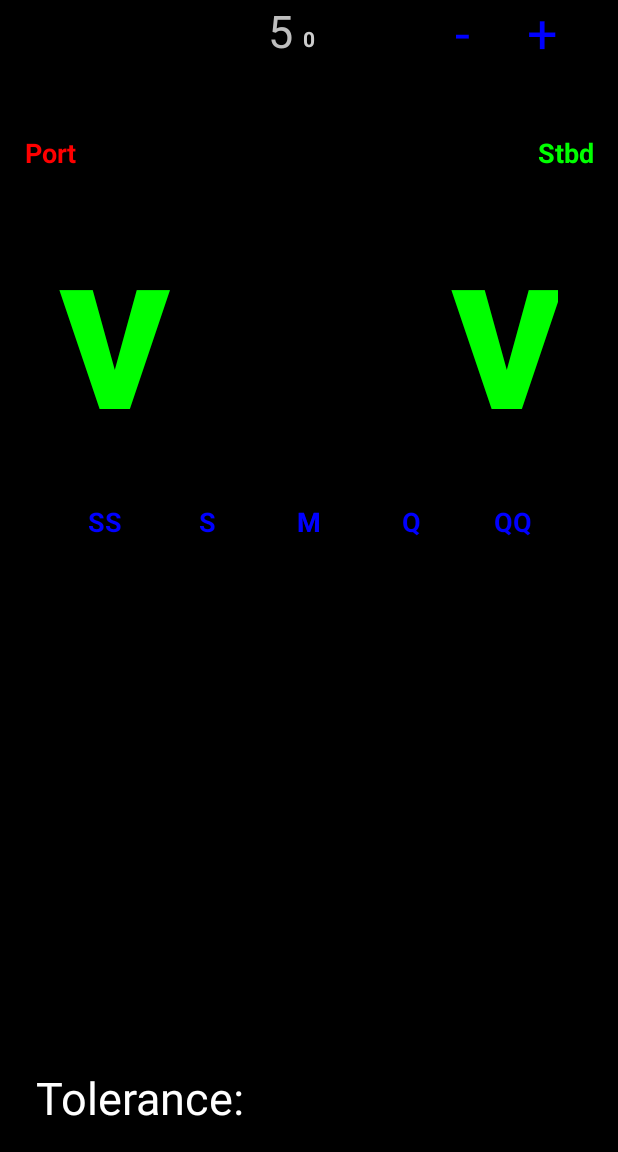
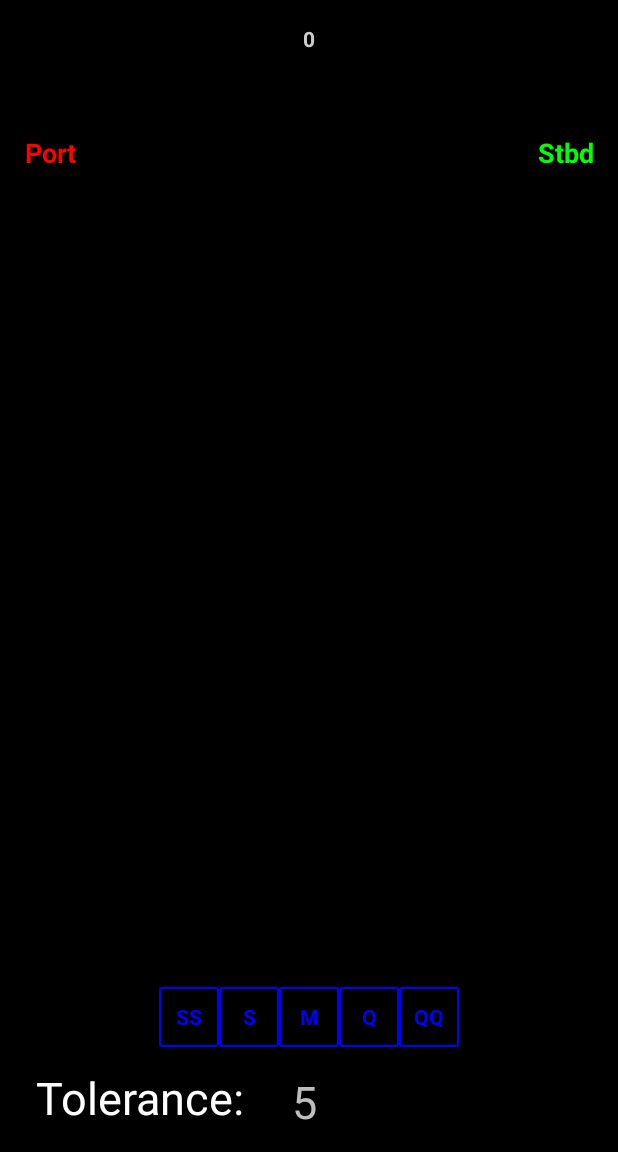
Before and after one commit to mattclarkdotnet/vicompass, an Android app: the screen it shows after launch (MainActivity), on a phone screen of 412 x 824 dp, the part 84-1236 px from its top. Run offline under Robolectric (Android 15) with nearby library versions, the phone set to English and light mode, and no system bars.

Commit message:
bug fix and ui updates
Fixed bug in smoothing function around zero/360 headings
Updates to UI to lay it out a bit better

```diff
--- a/Android/app/src/main/java/com/viscompass/visompass/ObservationHistory.java
+++ b/Android/app/src/main/java/com/viscompass/visompass/ObservationHistory.java
@@ -40,11 +40,23 @@ public Float smoothed(Date refDateTime){
         Float delta_v = weight(delta_t) * deltaFunc(sv,iseries.get(counter));
         sv = sv + delta_v;
     }
+    if(sv < 0){
+        sv = 360 -sv;
+    }
+    else if(sv > 360){
+        sv = sv - 360;
+    }
     return sv;
 }
 
 Float deltaFunc(Float v1, Float v2){
-    return v2-v1;
+    Float diff = 0.0f;
+
+    diff = v2 - v1;
+    if (diff == -180){return 180.0f;}
+    else if (diff > 180){return diff - 360.0f;}
+    else if (diff < -180) {return diff + 360.0f;}
+    else {return diff;}
 }
 ArrayList<Float> interval_series(Date refTime){
     ArrayList<Float> s = new ArrayList<Float>();
--- /dev/null
+++ b/Android/app/src/main/res/drawable/bordered_button.xml
@@ -0,0 +1,9 @@
+<?xml version="1.0" encoding="utf-8"?>
+<shape xmlns:android="http://schemas.android.com/apk/res/android"
+    android:shape="rectangle">
+    <solid android:color="#000000" />
+    <corners android:radius="1dp" />
+    <stroke
+        android:width="1dp"
+        android:color="#0000ff" />
+</shape>
--- /dev/null
+++ b/Android/app/src/main/res/drawable/bordered_button_selected.xml
@@ -0,0 +1,9 @@
+<?xml version="1.0" encoding="utf-8"?>
+<shape xmlns:android="http://schemas.android.com/apk/res/android"
+    android:shape="rectangle">
+    <solid android:color="#555555" />
+    <corners android:radius="1dp" />
+    <stroke
+        android:width="2dp"
+        android:color="#0000ff" />
+</shape>
--- a/Android/app/src/main/res/layout/activity_main.xml
+++ b/Android/app/src/main/res/layout/activity_main.xml
@@ -13,13 +13,16 @@
         android:layout_width="169dp"
         android:layout_height="92dp"
         android:layout_marginTop="16dp"
+        android:ems="10"
         android:gravity="center"
         android:text="15"
+        android:textSize="36sp"
+        android:textStyle="bold"
         app:layout_constraintLeft_toLeftOf="parent"
         app:layout_constraintRight_toRightOf="parent"
         app:layout_constraintTop_toBottomOf="@+id/tvTarget"
         tools:textColor="#00ff00"
-        tools:textSize="80sp"
+        tools:textSize="36sp"
         tools:visibility="visible" />
 
     <TextView
@@ -113,136 +116,16 @@
         app:layout_constraintTop_toBottomOf="@+id/switch1" />
 
     <TextView
-        android:id="@+id/textView"
-        android:layout_width="wrap_content"
-        android:layout_height="200dp"
-        android:layout_marginEnd="8dp"
-        android:layout_marginLeft="16dp"
-        android:layout_marginRight="8dp"
-        android:layout_marginStart="16dp"
-        android:text="v"
-        android:textColor="#00ff00"
-        android:textSize="150sp"
-        android:textStyle="bold"
-        app:layout_constraintEnd_toStartOf="@+id/tvTarget"
-        app:layout_constraintStart_toStartOf="parent"
-        app:layout_constraintTop_toBottomOf="@+id/button2"
-        tools:ignore="HardcodedText" />
-
-    <TextView
-        android:id="@+id/textView3"
-        android:layout_width="72dp"
-        android:layout_height="200dp"
-        android:layout_marginEnd="16dp"
-        android:layout_marginLeft="8dp"
-        android:layout_marginRight="16dp"
-        android:layout_marginStart="8dp"
-        android:text="v"
-        android:textColor="#00ff00"
-        android:textSize="150sp"
-        android:textStyle="bold"
-        app:layout_constraintEnd_toEndOf="parent"
-        app:layout_constraintStart_toEndOf="@+id/tvTarget"
-        app:layout_constraintTop_toBottomOf="@+id/button" />
-
-    <TextView
-        android:id="@+id/textView4"
-        android:layout_width="68dp"
-        android:layout_height="35dp"
-        android:layout_marginTop="16dp"
-        android:gravity="center"
-        android:text="QQ"
-        android:textColor="#0000ff"
-        android:textSize="18sp"
-        android:textStyle="bold"
-        app:layout_constraintStart_toEndOf="@+id/textView7"
-        app:layout_constraintTop_toBottomOf="@+id/textView3" />
-
-    <TextView
-        android:id="@+id/textView9"
-        android:layout_width="68dp"
-        android:layout_height="35dp"
-        android:layout_marginTop="16dp"
-        android:gravity="center"
-        android:text="SS"
-        android:textColor="#0000ff"
-        android:textSize="18sp"
-        android:textStyle="bold"
-        app:layout_constraintEnd_toStartOf="@+id/textView8"
-        app:layout_constraintTop_toBottomOf="@+id/textView" />
-
-    <TextView
-        android:id="@+id/textView8"
-        android:layout_width="68dp"
-        android:layout_height="35dp"
-        android:layout_marginTop="16dp"
-        android:gravity="center"
-        android:text="S"
-        android:textColor="#0000ff"
-        android:textSize="18sp"
-        android:textStyle="bold"
-        app:layout_constraintEnd_toStartOf="@+id/textView6"
-        app:layout_constraintTop_toBottomOf="@+id/textView" />
-
-    <TextView
-        android:id="@+id/textView7"
-        android:layout_width="68dp"
-        android:layout_height="35dp"
-        android:layout_marginTop="16dp"
-        android:gravity="center"
-        android:text="Q"
-        android:textColor="#0000ff"
-        android:textSize="18sp"
-        android:textStyle="bold"
-        app:layout_constraintStart_toEndOf="@+id/textView6"
-        app:layout_constraintTop_toBottomOf="@+id/textView3" />
-
-    <TextView
-        android:id="@+id/textView6"
-        android:layout_width="68dp"
-        android:layout_height="35dp"
-        android:layout_marginEnd="16dp"
-        android:layout_marginLeft="16dp"
-        android:layout_marginRight="16dp"
-        android:layout_marginStart="16dp"
-        android:layout_marginTop="16dp"
-        android:gravity="center"
-        android:text="M"
-        android:textColor="#0000ff"
-        android:textSize="18sp"
-        android:textStyle="bold"
-        app:layout_constraintEnd_toEndOf="parent"
-        app:layout_constraintStart_toStartOf="parent"
-        app:layout_constraintTop_toBottomOf="@+id/textView3" />
-
-    <TextView
-        android:id="@+id/textView5"
-        android:layout_width="68dp"
-        android:layout_height="35dp"
-        android:layout_marginEnd="16dp"
-        android:layout_marginLeft="16dp"
-        android:layout_marginRight="16dp"
-        android:layout_marginStart="16dp"
-        android:layout_marginTop="16dp"
-        android:gravity="center"
-        android:text="M"
-        android:textColor="#0000ff"
-        android:textSize="18sp"
-        android:textStyle="bold"
-        app:layout_constraintEnd_toEndOf="parent"
-        app:layout_constraintStart_toStartOf="parent"
-        app:layout_constraintTop_toBottomOf="@+id/textView3" />
-
-    <TextView
         android:id="@+id/tvTolerance"
         android:layout_width="17dp"
         android:layout_height="38dp"
-        android:layout_marginLeft="16dp"
-        android:layout_marginStart="16dp"
+        android:layout_marginBottom="16dp"
+        android:layout_marginLeft="32dp"
+        android:layout_marginStart="32dp"
         android:text="5"
         android:textSize="30sp"
+        app:layout_constraintBottom_toBottomOf="parent"
         app:layout_constraintStart_toEndOf="@+id/textView11"
-        tools:layout_editor_absoluteY="457dp"
         tools:textColor="#FFFFFF" />
 
     <TextView
@@ -258,30 +141,89 @@
         app:layout_constraintBottom_toBottomOf="parent"
         app:layout_constraintStart_toStartOf="parent" />
 
-    <TextView
-        android:id="@+id/textView13"
-        android:layout_width="53dp"
-        android:layout_height="46dp"
-        android:layout_marginEnd="24dp"
-        android:layout_marginRight="24dp"
-        android:gravity="center"
-        android:text="+"
+    <Button
+        android:id="@+id/btnM"
+        android:layout_width="wrap_content"
+        android:layout_height="wrap_content"
+        android:layout_marginBottom="16dp"
+        android:layout_marginEnd="8dp"
+        android:layout_marginLeft="8dp"
+        android:layout_marginRight="8dp"
+        android:layout_marginStart="8dp"
+        android:width="40dp"
+        android:height="40dp"
+        android:background="@drawable/bordered_button"
+        android:maxWidth="40dp"
+        android:minHeight="40dp"
+        android:text="M"
         android:textColor="#0000ff"
-        android:textSize="36sp"
-        app:layout_constraintBottom_toBottomOf="@+id/tvTolerance"
+        android:textStyle="bold"
+        app:layout_constraintBottom_toTopOf="@+id/tvTolerance"
         app:layout_constraintEnd_toEndOf="parent"
-        app:layout_constraintTop_toTopOf="@+id/tvTolerance" />
+        app:layout_constraintStart_toStartOf="parent" />
 
-    <TextView
-        android:id="@+id/textView14"
-        android:layout_width="53dp"
-        android:layout_height="46dp"
-        android:gravity="center"
-        android:text="-"
+    <Button
+        android:id="@+id/btnQ"
+        android:layout_width="wrap_content"
+        android:layout_height="wrap_content"
+        android:layout_marginBottom="16dp"
+        android:width="40dp"
+        android:height="40dp"
+        android:background="@drawable/bordered_button"
+        android:maxWidth="40dp"
+        android:minHeight="40dp"
+        android:text="Q"
         android:textColor="#0000ff"
-        android:textSize="36sp"
-        app:layout_constraintBottom_toBottomOf="@+id/tvTolerance"
-        app:layout_constraintEnd_toStartOf="@+id/textView13"
-        app:layout_constraintTop_toTopOf="@+id/tvTolerance" />
+        android:textStyle="bold"
+        app:layout_constraintBottom_toTopOf="@+id/tvTolerance"
+        app:layout_constraintStart_toEndOf="@+id/btnM" />
+
+    <Button
+        android:id="@+id/btnQQ"
+        android:layout_width="wrap_content"
+        android:layout_height="wrap_content"
+        android:layout_marginBottom="16dp"
+        android:width="40dp"
+        android:height="40dp"
+        android:background="@drawable/bordered_button"
+        android:maxWidth="40dp"
+        android:minHeight="40dp"
+        android:text="QQ"
+        android:textColor="#0000ff"
+        android:textStyle="bold"
+        app:layout_constraintBottom_toTopOf="@+id/tvTolerance"
+        app:layout_constraintStart_toEndOf="@+id/btnQ" />
+
+    <Button
+        android:id="@+id/btnS"
+        android:layout_width="wrap_content"
+        android:layout_height="wrap_content"
+        android:layout_marginBottom="16dp"
+        android:width="40dp"
+        android:height="40dp"
+        android:background="@drawable/bordered_button"
+        android:maxWidth="40dp"
+        android:minHeight="40dp"
+        android:text="S"
+        android:textColor="#0000ff"
+        android:textStyle="bold"
+        app:layout_constraintBottom_toTopOf="@+id/tvTolerance"
+        app:layout_constraintEnd_toStartOf="@+id/btnM" />
+
+    <Button
+        android:id="@+id/btnSS"
+        android:layout_width="wrap_content"
+        android:layout_height="wrap_content"
+        android:layout_marginBottom="16dp"
+        android:width="40dp"
+        android:height="40dp"
+        android:background="@drawable/bordered_button"
+        android:maxWidth="40dp"
+        android:minHeight="40dp"
+        android:text="SS"
+        android:textColor="#0000ff"
+        android:textStyle="bold"
+        app:layout_constraintBottom_toTopOf="@+id/tvTolerance"
+        app:layout_constraintEnd_toStartOf="@+id/btnS" />
 
 </android.support.constraint.ConstraintLayout>
```
Also changed, not shown: 1 other file.
